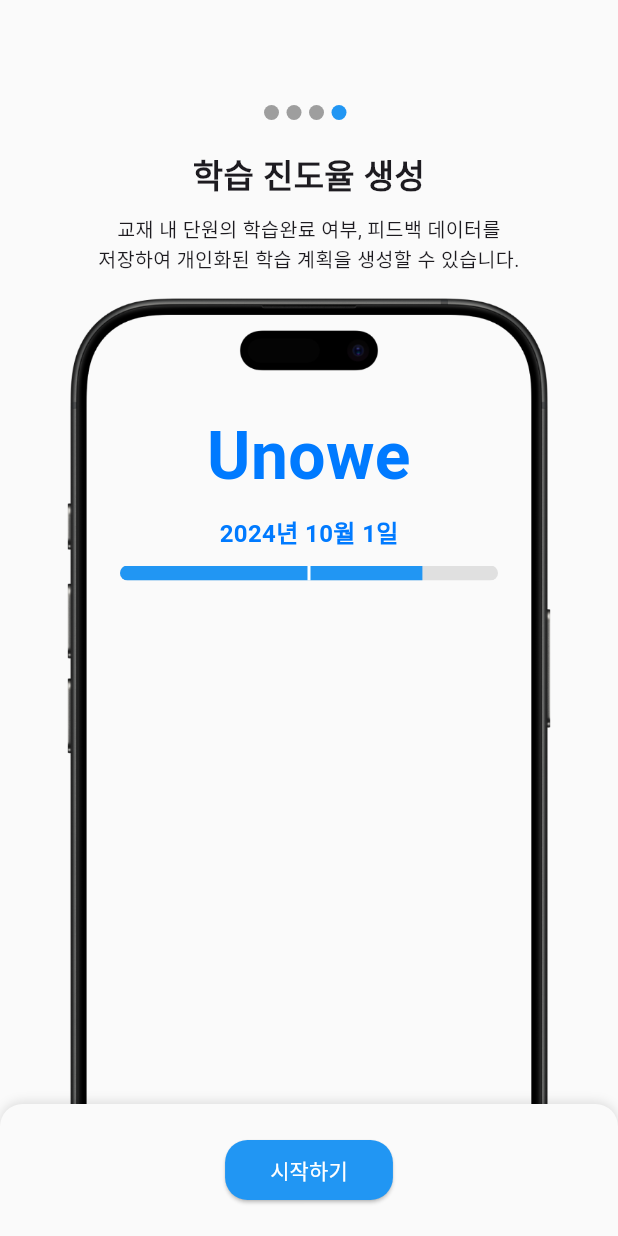
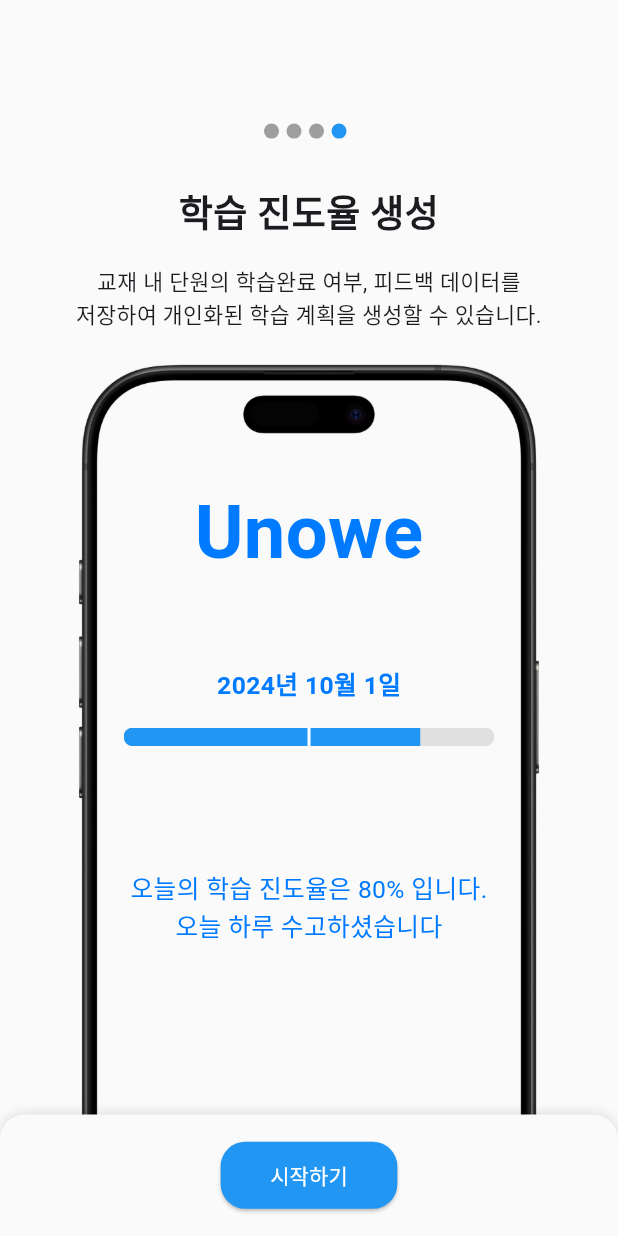
Before and after one commit to Hyun647/UnoweVision, a Flutter app: the screen it shows after launch, swiped to page 4, on a phone screen of 412 x 824 dp. Run offline on Flutter 3.47's test engine with Material 3 defaults, Android fonts, the phone set to English and light mode, and no system bars; our stand-ins replace flutter_dotenv, flutter_tts, permission_handler, speech_to_text; missing offline and left inert: google_speech.

Commit message:
온보딩

```diff
--- a/unowevision/lib/screens/onboarding_screen.dart
+++ b/unowevision/lib/screens/onboarding_screen.dart
@@ -36,17 +36,19 @@
   Widget build(BuildContext context) {
     return Scaffold(
       backgroundColor: Color(0xFFFAFAFA),
-      body: Stack(
+      body: LayoutBuilder(
+        builder: (context, constraints) {
+          return Stack(
             children: [
               PageView.builder(
                 controller: _pageController,
                 itemCount: _pages.length,
                 physics: ClampingScrollPhysics(),
                 onPageChanged: (int page) => setState(() => _currentPage = page),
-            itemBuilder: (context, index) => buildPageContent(_pages[index], index),
+                itemBuilder: (context, index) => buildPageContent(_pages[index], index, constraints),
               ),
               Positioned(
-            top: 70,
+                top: constraints.maxHeight * 0.1,
                 left: 0,
                 right: 0,
                 child: Row(
@@ -61,33 +63,38 @@
                 bottom: 0,
                 left: 0,
                 right: 0,
-            child: buildBottomButtons(),
+                child: buildBottomButtons(constraints),
               ),
             ],
+          );
+        },
       ),
     );
   }
 
-  Widget buildPageContent(OnboardingPage page, int index) {
+  Widget buildPageContent(OnboardingPage page, int index, BoxConstraints constraints) {
+    double screenWidth = constraints.maxWidth;
+    double screenHeight = constraints.maxHeight;
+
     return Container(
       color: Color(0xFFFAFAFA),
-      padding: EdgeInsets.symmetric(horizontal: 40),
+      padding: EdgeInsets.symmetric(horizontal: screenWidth * 0.1),
       child: Column(
         mainAxisAlignment: MainAxisAlignment.start,
         children: [
-          SizedBox(height: 100), // 120에서 100으로 줄임
+          SizedBox(height: screenHeight * 0.15),
           Text(
             page.title,
-            style: TextStyle(fontSize: 22, fontWeight: FontWeight.bold),
+            style: TextStyle(fontSize: screenWidth * 0.06, fontWeight: FontWeight.bold),
             textAlign: TextAlign.center,
           ),
-          SizedBox(height: 10), // 20에서 10으로 줄임
+          SizedBox(height: screenHeight * 0.02),
           Text(
             page.description,
-            style: TextStyle(fontSize: 13),
+            style: TextStyle(fontSize: screenWidth * 0.035),
             textAlign: TextAlign.center,
           ),
-          SizedBox(height: 10), // 새로 추가한 SizedBox
+          SizedBox(height: screenHeight * 0.02),
           Expanded(
             child: Stack(
               alignment: Alignment.topCenter,
@@ -97,102 +104,114 @@
                   fit: BoxFit.contain,
                   width: double.infinity,
                 ),
-                if (index != 1) // Unowe 텍스트를 2번째 페이지에서 제외
+                if (index != 1)
                   Positioned(
-                    top: 80,
+                    top: screenHeight * 0.1,
                     left: 0,
                     right: 0,
                     child: Text(
                       'Unowe',
                       style: TextStyle(
                         color: Color(0xFF007AFF),
-                        fontSize: 44,
+                        fontSize: screenWidth * 0.12,
                         fontWeight: FontWeight.bold,
                       ),
                       textAlign: TextAlign.center,
                     ),
                   ),
-                if (index == 1) // 2번째 페이지에 카메라 UI 추가
+                if (index == 1)
                   Positioned(
-                    top: 10,
-                    child: Column(
+                    top: screenHeight * 0.02,
+                    child: buildCameraUI(screenWidth, screenHeight),
+                  ),
+                if (index == 0 || index == 2)
+                  Positioned(
+                    top: screenHeight * 0.2,
+                    child: buildWaitingUI(screenWidth, screenHeight, index),
+                  ),
+                if (index == 3)
+                  Positioned(
+                    top: screenHeight * 0.25,
+                    left: screenWidth * 0.1,
+                    right: screenWidth * 0.1,
+                    child: buildProgressUI(screenWidth, screenHeight),
+                  ),
+              ],
+            ),
+          ),
+        ],
+      ),
+    );
+  }
+
+  Widget buildCameraUI(double screenWidth, double screenHeight) {
+    return Column(
       children: [
         Container(
-                          width: 252, // onboardingphone 이미지 너비에 맞춤
-                          height: 60,
+          width: screenWidth * 0.7152,
+          height: screenHeight * 0.07,
           decoration: BoxDecoration(
             color: Colors.black,
             borderRadius: BorderRadius.only(
-                              topLeft: Radius.circular(35),
-                              topRight: Radius.circular(35),
+              topLeft: Radius.circular(screenWidth * 0.105),
+              topRight: Radius.circular(screenWidth * 0.105),
             ),
           ),
           child: Stack(
             children: [
               Positioned(
-                                left: 25, // 왼쪽에서 오른쪽으로 변경
-                                top: 25, // 0에서 22로 변경하여 아이콘을 아래로 내림
+                left: screenWidth * 0.05,
+                top: screenHeight * 0.031,
                 child: Container(
-                                  width: 15, // 22에서 18로 줄임
-                                  height: 15, // 22에서 18로 줄임
+                  width: screenWidth * 0.04,
+                  height: screenWidth * 0.04,
                   decoration: BoxDecoration(
                     shape: BoxShape.circle,
-                                    color: Colors.transparent, // 배경색을 투명하게
-                                    border: Border.all(color: Colors.white, width: 1), // 테두리 두께를 1.5에서 1로 줄임
+                    color: Colors.transparent,
+                    border: Border.all(color: Colors.white, width: 1),
                   ),
                   child: Icon(
                     Icons.flash_off,
                     color: Colors.white,
-                                    size: 12, // 크기 유지
+                    size: screenWidth * 0.03,
                   ),
                 ),
               ),
               Center(
                 child: Padding(
-                                  padding: EdgeInsets.only(top: 10), // 위쪽 패딩 추가
+                  padding: EdgeInsets.only(top: screenHeight * 0.01),
                   child: Icon(
-                                    Icons.keyboard_arrow_up, // arrow_upward에서 keyboard_arrow_up으로 변경
+                    Icons.keyboard_arrow_up,
                     color: Colors.white,
-                                    size: 24, // 크기를 30에서 24로 줄임
+                    size: screenWidth * 0.06,
                   ),
                 ),
               ),
               Positioned(
-                                right: 25,
-                                top: 27, // 20에서 24로 변경하여 아래로 내림
+                right: screenWidth * 0.05,
+                top: screenHeight * 0.035,
                 child: Image.asset(
                   'assets/images/Live.png',
-                                  height: 16, // 20에서 16으로 줄임
-                                ),
-                              ),
-                              Positioned(
-                                top: 10,
-                                right: 88, // 중앙에서 살짝 오른쪽으로 이동
-                                child: Container(
-                                  width: 6,
-                                  height: 6,
-                                  decoration: BoxDecoration(
-                                    shape: BoxShape.circle,
-                                    color: Colors.green,
-                                  ),
+                  height: screenHeight * 0.02,
                 ),
               ),
             ],
           ),
         ),
         Container(
-                          width: 252, // onboardingphone 이미지 너비에 맞춤
-                          height: MediaQuery.of(context).size.height * 0.54,
+          width: screenWidth * 0.7152,
+          height: screenHeight * 0.53,
           child: Stack(
+            fit: StackFit.expand,
             children: [
               Image.asset(
                 'assets/images/cameraeximg.png',
-                                fit: BoxFit.cover, // fill에서 cover로 변경
-                                width: 252, // 너비를 명시적으로 지정
+                fit: BoxFit.cover,
+                width: double.infinity,
                 height: double.infinity,
               ),
               Positioned(
-                                bottom: 25, // 20에서 25로 변경하여 전체적으로 위로 올림
+                bottom: screenHeight * 0.03,
                 left: 0,
                 right: 0,
                 child: Column(
@@ -200,90 +219,88 @@
                     Row(
                       mainAxisAlignment: MainAxisAlignment.center,
                       children: [
-                                        buildZoomOption('.5', 20), // 크기를 30에서 25로 줄임
-                                        SizedBox(width: 15),
-                                        buildZoomOption('1x', 27), // 크기 유지
-                                        SizedBox(width: 15),
-                                        buildZoomOption('3', 20), // 크기를 30에서 25로 줄임
+                        buildZoomOption('.5', screenWidth * 0.05, screenHeight),
+                        SizedBox(width: screenWidth * 0.04),
+                        buildZoomOption('1x', screenWidth * 0.07, screenHeight),
+                        SizedBox(width: screenWidth * 0.04),
+                        buildZoomOption('3', screenWidth * 0.05, screenHeight),
                       ],
                     ),
-                                    SizedBox(height: 12), // 10에서 12로 변경하여 간격 조절
+                    SizedBox(height: screenHeight * 0.015),
                     Row(
                       mainAxisAlignment: MainAxisAlignment.spaceEvenly,
                       children: [
-                                        buildCameraOption('슬로 모션', false),
-                                        buildCameraOption('비디오', false),
-                                        buildCameraOption('사진', true),
-                                        buildCameraOption('인물 사진', false),
-                                        buildCameraOption('파노라마', false),
+                        buildCameraOption('슬로 모션', false, screenWidth),
+                        buildCameraOption('비디오', false, screenWidth),
+                        buildCameraOption('사진', true, screenWidth),
+                        buildCameraOption('인물 사진', false, screenWidth),
+                        buildCameraOption('파노라마', false, screenWidth),
                       ],
                     ),
                   ],
                 ),
               ),
               Positioned(
-                                bottom: MediaQuery.of(context).size.height * 0.15, // 0.2에서 0.18로 변경
-                                right: 50, // 60에서 55로 변경
+                bottom: screenHeight * 0.15,
+                right: screenWidth * 0.1,
                 child: Image.asset(
                   'assets/images/focus.png',
-                                  width: 80, // 이미지 크기 조정
-                                  height: 80,
+                  width: screenWidth * 0.2,
+                  height: screenWidth * 0.2,
                 ),
               ),
             ],
           ),
         ),
       ],
-                    ),
-                  ),
-                if (index == 0 || index == 2)
-                  Positioned(
-                    top: MediaQuery.of(context).size.height * 0.169,
-                    child: Column(
+    );
+  }
+
+  Widget buildWaitingUI(double screenWidth, double screenHeight, int index) {
+    return Column(
       children: [
         Image.asset(
           'assets/images/waitingimg.gif',
-                          width: 210,
-                          height: 210,
+          width: screenWidth * 0.6,
+          height: screenWidth * 0.6,
           fit: BoxFit.contain,
         ),
-                        SizedBox(height: 6),
+        SizedBox(height: screenHeight * 0.01),
         Text(
           index == 2
               ? '콘니치아 보다 곤니찌와로\n발음하는 것이 좋을 것 같아요!'
               : '환영합니다.\n무엇을 도와드릴까요?',
           style: TextStyle(
             color: Color(0xFF007AFF),
-                            fontSize: 16, // 18에서 16으로 줄임
+            fontSize: screenWidth * 0.04,
           ),
           textAlign: TextAlign.center,
         ),
       ],
-                    ),
-                  ),
-                if (index == 3) // 4번째 페이지에 진도율 그래프 추가
-                  Positioned(
-                    top: 150, // Unowe 글자 아래로 위치 조정
-                    left: 40,
-                    right: 40,
-                    child: Column(
+    );
+  }
+
+  Widget buildProgressUI(double screenWidth, double screenHeight) {
+    return Column(
       crossAxisAlignment: CrossAxisAlignment.center,
       children: [
         Text(
           '2024년 10월 1일',
           style: TextStyle(
             color: Color(0xFF007AFF),
-                            fontSize: 16,
+            fontSize: screenWidth * 0.04,
             fontWeight: FontWeight.bold,
           ),
         ),
-                        SizedBox(height: 10),
+        SizedBox(height: screenHeight * 0.02),
         Stack(
+          alignment: Alignment.center,
           children: [
             Container(
-                              height: 10,
+              width: screenWidth * 0.8,
+              height: screenHeight * 0.015,
               child: ClipRRect(
-                                borderRadius: BorderRadius.circular(5),
+                borderRadius: BorderRadius.circular(screenHeight * 0.0075),
                 child: LinearProgressIndicator(
                   value: 0.8,
                   backgroundColor: Colors.grey[300],
@@ -291,58 +308,118 @@
                 ),
               ),
             ),
-                            Positioned(
-                              left: 0,
-                              right: 0,
-                              top: 0,
-                              bottom: 0,
-                              child: Row(
-                                children: [
-                                  Expanded(
-                                    flex: 50,
-                                    child: Container(),
-                                  ),
             Container(
               width: 2,
+              height: screenHeight * 0.015,
               color: Colors.white,
-                                  ),
-                                  Expanded(
-                                    flex: 50,
-                                    child: Container(),
-                                  ),
-                                ],
-                              ),
             ),
             Positioned(
               left: 0,
-                              bottom: -20,
+              bottom: -screenHeight * 0.025,
               child: Text(
                 '0%',
                 style: TextStyle(
-                                  color: Colors.grey[600],
-                                  fontSize: 12,
-                                  fontWeight: FontWeight.bold,
+                  color: Color(0xFF007AFF),
+                  fontSize: screenWidth * 0.03,
                 ),
               ),
             ),
             Positioned(
-                              right: 0,
-                              bottom: -20,
+              left: screenWidth * 0.8 * 0.8, // 80%의 위치
+              bottom: -screenHeight * 0.025,
               child: Text(
                 '80%',
                 style: TextStyle(
-                                  color: Colors.blue,
-                                  fontSize: 12,
-                                  fontWeight: FontWeight.bold,
+                  color: Color(0xFF007AFF),
+                  fontSize: screenWidth * 0.03,
                 ),
               ),
             ),
           ],
         ),
+        SizedBox(height: screenHeight * 0.1),
+        Text(
+          '오늘의 학습 진도율은 80% 입니다.\n오늘 하루 수고하셨습니다',
+          style: TextStyle(
+            color: Color(0xFF007AFF),
+            fontSize: screenWidth * 0.04,
+          ),
+          textAlign: TextAlign.center,
+        ),
+      ],
+    );
+  }
+
+  Widget buildBottomButtons(BoxConstraints constraints) {
+    double screenWidth = constraints.maxWidth;
+    double screenHeight = constraints.maxHeight;
+
+    return Container(
+      padding: EdgeInsets.symmetric(
+        horizontal: screenWidth * 0.05,
+        vertical: screenHeight * 0.02,
+      ),
+      decoration: BoxDecoration(
+        color: Color(0xFFFAFAFA),
+        borderRadius: BorderRadius.vertical(top: Radius.circular(screenWidth * 0.04)),
+        boxShadow: [
+          BoxShadow(
+            color: Colors.black12,
+            offset: Offset(0, -1),
+            blurRadius: 5,
+          ),
         ],
       ),
+      child: _currentPage == _pages.length - 1
+          ? Center(
+              child: ElevatedButton(
+                onPressed: () => Navigator.pushReplacementNamed(context, '/home'),
+                child: Text('시작하기'),
+                style: ElevatedButton.styleFrom(
+                  backgroundColor: Colors.blue,
+                  foregroundColor: Colors.white,
+                  shape: RoundedRectangleBorder(
+                    borderRadius: BorderRadius.circular(screenWidth * 0.04),
                   ),
-              ],
+                  padding: EdgeInsets.symmetric(
+                    horizontal: screenWidth * 0.08,
+                    vertical: screenHeight * 0.015,
+                  ),
+                ),
+              ),
+            )
+          : Row(
+              mainAxisAlignment: MainAxisAlignment.center,
+              children: [
+                TextButton(
+                  onPressed: () => Navigator.pushReplacementNamed(context, '/home'),
+                  child: Text(
+                    'SKIP',
+                    style: TextStyle(
+                      color: Colors.blue,
+                      fontSize: screenWidth * 0.04,
+                    ),
+                  ),
+                ),
+                SizedBox(width: screenWidth * 0.25),
+                ElevatedButton(
+                  onPressed: () {
+                    _pageController.nextPage(
+                      duration: Duration(milliseconds: 300),
+                      curve: Curves.easeInOut,
+                    );
+                  },
+                  child: Text('NEXT'),
+                  style: ElevatedButton.styleFrom(
+                    backgroundColor: Colors.blue,
+                    foregroundColor: Colors.white,
+                    shape: RoundedRectangleBorder(
+                      borderRadius: BorderRadius.circular(screenWidth * 0.04),
+                    ),
+                    padding: EdgeInsets.symmetric(
+                      horizontal: screenWidth * 0.08,
+                      vertical: screenHeight * 0.01,
+                    ),
                   ),
                 ),
               ],
@@ -362,96 +439,31 @@
     );
   }
 
-  Widget buildBottomButtons() {
-    return Container(
-      padding: EdgeInsets.symmetric(horizontal: 20, vertical: 20),
-      decoration: BoxDecoration(
-        color: Color(0xFFFAFAFA),
-        borderRadius: BorderRadius.vertical(top: Radius.circular(15)),
-        boxShadow: [
-          BoxShadow(
-            color: Colors.black12,
-            offset: Offset(0, -1),
-            blurRadius: 5,
-          ),
-        ],
-      ),
-      child: _currentPage == _pages.length - 1
-          ? Center(
-              child: ElevatedButton(
-                onPressed: () => Navigator.pushReplacementNamed(context, '/home'),
-                child: Text('시작하기'),
-                style: ElevatedButton.styleFrom(
-                  backgroundColor: Colors.blue,
-                  foregroundColor: Colors.white,
-                  shape: RoundedRectangleBorder(
-                    borderRadius: BorderRadius.circular(15),
-                  ),
-                  padding: EdgeInsets.symmetric(horizontal: 30, vertical: 10),
-                ),
-              ),
-            )
-          : Row(
-              mainAxisAlignment: MainAxisAlignment.center,
-              children: [
-                TextButton(
-                  onPressed: () => Navigator.pushReplacementNamed(context, '/home'),
-                  child: Text(
-                    'SKIP',
-                    style: TextStyle(
-                      color: Colors.blue,
-                      fontSize: 16,
-                    ),
-                  ),
-                ),
-                SizedBox(width: 100),
-                ElevatedButton(
-                  onPressed: () {
-                    _pageController.nextPage(
-                      duration: Duration(milliseconds: 300),
-                      curve: Curves.easeInOut,
-                    );
-                  },
-                  child: Text('NEXT'),
-                  style: ElevatedButton.styleFrom(
-                    backgroundColor: Colors.blue,
-                    foregroundColor: Colors.white,
-                    shape: RoundedRectangleBorder(
-                      borderRadius: BorderRadius.circular(15),
-                    ),
-                    padding: EdgeInsets.symmetric(horizontal: 30, vertical: 10),
-                  ),
-                ),
-              ],
-            ),
-    );
-  }
-
-  Widget buildCameraOption(String text, bool isSelected) {
+  Widget buildCameraOption(String text, bool isSelected, double screenWidth) {
     return Text(
       text,
       style: TextStyle(
         color: isSelected ? Colors.yellow : Colors.white,
-        fontSize: 10,
+        fontSize: screenWidth * 0.025,
         fontWeight: isSelected ? FontWeight.bold : FontWeight.normal,
       ),
     );
   }
 
-  Widget buildZoomOption(String text, double size) {
+  Widget buildZoomOption(String text, double size, double screenHeight) {
     return Container(
       width: size,
       height: size,
       decoration: BoxDecoration(
         shape: BoxShape.circle,
-        color: Colors.black.withOpacity(0.3), // 0.5에서 0.3으로 변경하여 더 투명하게 만듦
+        color: Colors.black.withOpacity(0.3),
       ),
       child: Center(
         child: Text(
           text,
           style: TextStyle(
             color: Colors.white,
-            fontSize: size == 27 ? 12 : 10, // 1x는 글자 크기 유지, 나머지는 작게
+            fontSize: size == screenHeight * 0.07 ? size * 0.4 : size * 0.5,
             fontWeight: FontWeight.bold,
           ),
         ),
```
Lines whose indentation alone changed are shown as unchanged.
